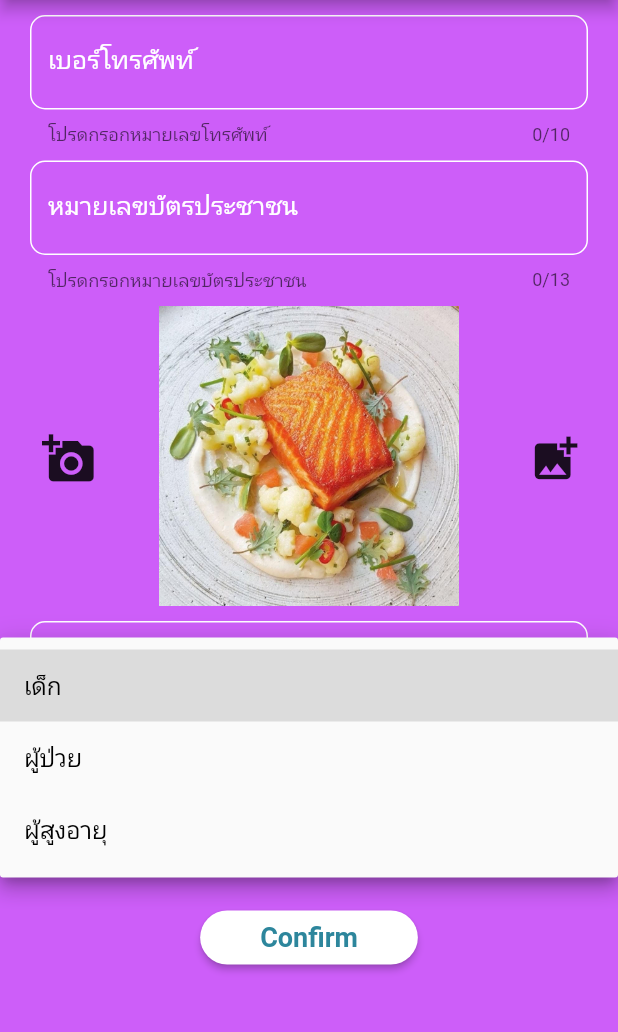
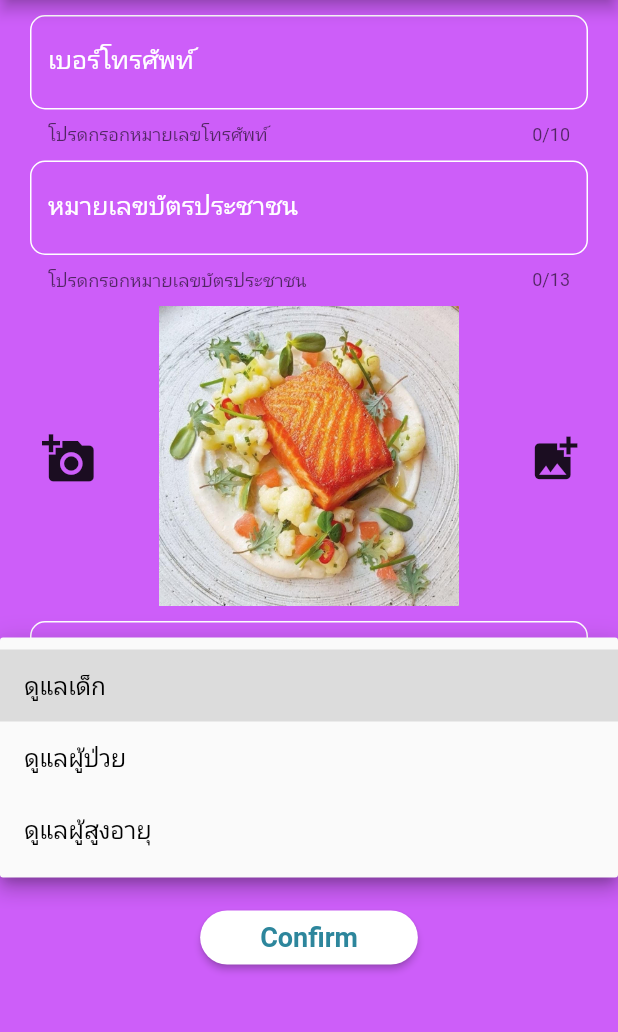
Before and after one commit to asanmankaket/appsan2, a Flutter app: the NextRegister screen opened directly with empty values, after a tap on "ประเภทการทำงาน", on a phone screen of 412 x 824 dp, the part 84-1116 px from its top. Run offline on Flutter 3.47's test engine with Material 2 defaults, Android fonts, the phone set to English and light mode, and no system bars; our stand-ins replace flutter_easyloading, google_maps_flutter, image_picker, numberpicker, shared_preferences; missing offline and left inert: age_calculator; accounts and stored records are empty; project files that could hold a hidden picture were left out.

Commit message:
แก้ไขเพิ่มเติมนิดหน่อย

```diff
--- a/lib/views/bcome/next_register.dart
+++ b/lib/views/bcome/next_register.dart
@@ -35,23 +35,23 @@ class _Register extends State<NextRegister> {
   String? dropdownValue;
   List<DropdownMenuItem<String>>? items = [
     const DropdownMenuItem(
-      value: 'เด็ก',
+      value: '0',
       child: Text(
-        'เด็ก',
+        'ดูแลเด็ก',
         style: TextStyle(color: Color.fromARGB(255, 0, 0, 0)),
       ),
     ),
     const DropdownMenuItem(
-      value: 'ผู้ป่วย',
+      value: '1',
       child: Text(
-        'ผู้ป่วย',
+        'ดูแลผู้ป่วย',
         style: TextStyle(color: Color.fromARGB(255, 0, 0, 0)),
       ),
     ),
     const DropdownMenuItem(
-      value: 'ผู้สูงอายุ',
+      value: '2',
       child: Text(
-        'ผู้สูงอายุ',
+        'ดูแลผู้สูงอายุ',
         style: TextStyle(color: Color.fromARGB(255, 0, 0, 0)),
       ),
     ),
```
